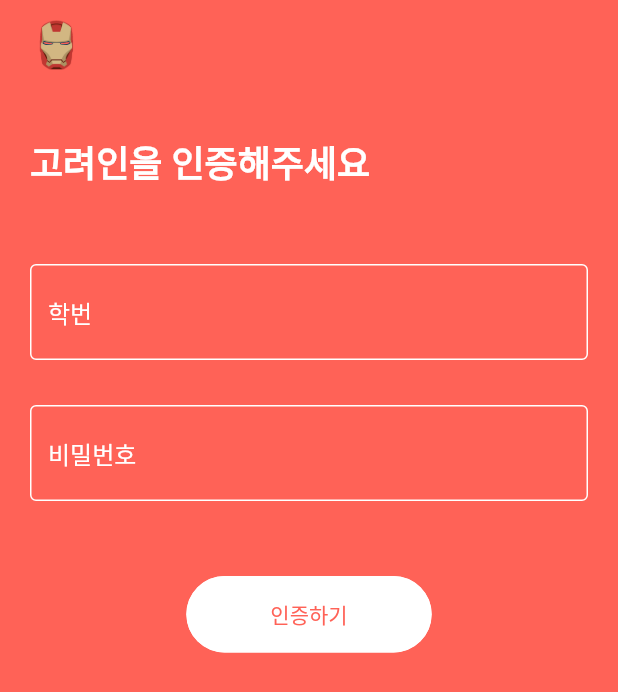
After one commit to govis-2020/govis-app, a Flutter app: the AuthPage screen opened directly, after a tap on "인증하기", on a phone screen of 412 x 824 dp. The commit adds this screen. Shown: the top 692 px of the screen. Run offline on Flutter 3.47's test engine with Material 2 defaults, Android fonts, the phone set to English and light mode, and no system bars; drawn by our look-alikes of flutter_fadein; our stand-ins replace dio, flushbar, flutter_spinkit, google_sign_in, logger, shared_preferences and 3 more; accounts and stored records are empty.

Commit message:
고대 인증 기능 완료

```diff
--- a/lib/page/auth_page.dart
+++ b/lib/page/auth_page.dart
@@ -1,5 +1,6 @@
 import 'package:flutter_fadein/flutter_fadein.dart';
 import 'package:govis/helper.dart';
+import 'package:govis/page/keyword_page.dart';
 
 class AuthPage extends StatefulWidget {
   @override
@@ -8,12 +9,36 @@ class AuthPage extends StatefulWidget {
 
 class _AuthPageState extends State<AuthPage> {
   bool isShow = false;
+  TextEditingController idController;
+  TextEditingController passwordController;
+
+  FocusNode idFocusNode;
+  FocusNode passwordFocusNode;
+
+  LoadingWrapperController loadingController = LoadingWrapperController();
 
   @override
   void initState() {
     super.initState();
 
+    idController = TextEditingController();
+    passwordController = TextEditingController();
+
+    idFocusNode = FocusNode();
+    passwordFocusNode = FocusNode();
+
     showImage();
+  }
+
+  @override
+  void dispose() {
+    idController.dispose();
+    passwordController.dispose();
+
+    idFocusNode.dispose();
+    passwordFocusNode.dispose();
+
+    super.dispose();
   }
 
   showImage() async {
@@ -23,11 +48,30 @@ class _AuthPageState extends State<AuthPage> {
     });
   }
 
+  validHakbun() {
+    loadingController.loadFuture(() async {
+      var res = await dio.postUri(getAuthUri('/'),
+          data: {"id": idController.text, "password": passwordController.text});
+
+      if (res.data) {
+        Navigator.of(context).pushReplacement(
+          MaterialPageRoute(
+            builder: (context) => KeywordPage(),
+          ),
+        );
+      } else {
+        showError("학번 또는 비밀번호가 유효하지 않습니다.", context);
+      }
+    });
+  }
+
   @override
   Widget build(BuildContext context) {
     return Scaffold(
-      resizeToAvoidBottomInset: false,
-      body: Container(
+      body: LoadingWrapper(
+        controller: loadingController,
+        builder: (loading, context) {
+          return Container(
             color: ThemeColor.primary,
             child: SafeArea(
               child: Container(
@@ -36,12 +80,23 @@ class _AuthPageState extends State<AuthPage> {
                 child: Column(
                   children: <Widget>[
                     _buildAppbar(),
+                    Expanded(
+                      child: SingleChildScrollView(
+                        child: Column(
+                          children: <Widget>[
                             SizedBox(height: 30),
                             isShow ? _buildContent() : SizedBox(),
+                            SizedBox(height: 30),
                           ],
                         ),
                       ),
                     ),
+                  ],
+                ),
+              ),
+            ),
+          );
+        },
       ),
     );
   }
@@ -57,6 +112,12 @@ class _AuthPageState extends State<AuthPage> {
             Text("고려인을 인증해주세요").bold().textColor(Colors.white).fontSize(24),
             SizedBox(height: 50),
             TextField(
+              textInputAction: TextInputAction.next,
+              onEditingComplete: () {
+                FocusScope.of(context).requestFocus(passwordFocusNode);
+              },
+              focusNode: idFocusNode,
+              controller: idController,
               decoration: InputDecoration(
                 hintText: "학번",
                 hoverColor: Colors.white,
@@ -71,6 +132,8 @@ class _AuthPageState extends State<AuthPage> {
             ),
             SizedBox(height: 30),
             TextField(
+              controller: passwordController,
+              focusNode: passwordFocusNode,
               obscureText: true,
               keyboardType: TextInputType.visiblePassword,
               decoration: InputDecoration(
@@ -89,7 +152,9 @@ class _AuthPageState extends State<AuthPage> {
             Center(
               child: BaseButton(
                 padding: EdgeInsets.symmetric(horizontal: 40, vertical: 15),
-                onPressed: () {},
+                onPressed: () {
+                  validHakbun();
+                },
                 child: Text("인증하기"),
                 type: BaseButtonType.white,
               ),
--- /dev/null
+++ b/lib/page/keyword_page.dart
@@ -0,0 +1,26 @@
+import 'package:govis/helper.dart';
+
+class KeywordPage extends StatefulWidget {
+  @override
+  _KeywordPageState createState() => _KeywordPageState();
+}
+
+class _KeywordPageState extends State<KeywordPage> {
+  @override
+  Widget build(BuildContext context) {
+    return Scaffold(
+      body: Container(
+        color: ThemeColor.primary,
+        child: SafeArea(
+          child: Container(
+            width: double.infinity,
+            height: double.infinity,
+            child: Column(
+              children: <Widget>[],
+            ),
+          ),
+        ),
+      ),
+    );
+  }
+}
--- a/lib/utils/dio.dart
+++ b/lib/utils/dio.dart
@@ -47,3 +47,10 @@ Uri getUri(String path, [Map<String, String> queryParameters]) {
       ? Uri.http(hostUrl, path, queryParameters)
       : Uri.https(hostUrl, path, queryParameters);
 }
+
+Uri getAuthUri(String path, [Map<String, String> queryParameters]) {
+  // Uri.https(authority, unencodedPath)
+  return bDebug
+      ? Uri.http("52.79.118.67:3005", path, queryParameters)
+      : Uri.https("52.79.118.67:3005", path, queryParameters);
+}
--- /dev/null
+++ b/lib/utils/loading_wrapper.dart
@@ -0,0 +1,99 @@
+import 'package:flutter/material.dart';
+import 'package:logger/logger.dart';
+import 'package:flutter_spinkit/flutter_spinkit.dart';
+
+//유니크 로딩 래퍼
+typedef AsyncFunction = Future<dynamic> Function();
+typedef LoadingBuilder = Widget Function(BuildContext context, bool loading);
+
+class LoadingWrapperController {
+  LoadingWrapperState state;
+  void loadFuture(AsyncFunction asyncFunc,
+      {ValueChanged onCompleted, ValueChanged onError}) {
+    if (state == null) {
+      throw ("State must be not null!");
+    }
+    state.loadFuture(asyncFunc, onCompleted: onCompleted, onError: onError);
+  }
+}
+
+class LoadingWrapper extends StatefulWidget {
+  final LoadingBuilder builder;
+  final LoadingWrapperController controller;
+
+  final Widget loadingWidget;
+
+  LoadingWrapper(
+      {Key key,
+      this.loadingWidget,
+      @required this.controller,
+      @required this.builder})
+      : super(key: key);
+
+  @override
+  LoadingWrapperState createState() => LoadingWrapperState();
+}
+
+class LoadingWrapperState extends State<LoadingWrapper> {
+  bool loading = false;
+
+  @override
+  void initState() {
+    super.initState();
+    widget.controller.state = this;
+  }
+
+  @override
+  Widget build(BuildContext context) {
+    return Stack(
+      children: <Widget>[
+        widget.builder(context, loading),
+        loading
+            ? widget.loadingWidget ??
+                Positioned.fill(
+                  child: Container(
+                    color: Colors.black26,
+                    child: Center(
+                      child: SpinKitChasingDots(
+                        color: Theme.of(context).primaryColor,
+                      ),
+                    ),
+                  ),
+                )
+            : Container()
+      ],
+    );
+  }
+
+  loadFuture(AsyncFunction asyncFunc,
+      {ValueChanged onCompleted, ValueChanged onError}) async {
+    if (loading) {
+      return;
+    }
+    if (mounted) {
+      setState(() {
+        loading = true;
+      });
+    }
+
+    try {
+      var data = await asyncFunc();
+      if (onCompleted != null) {
+        onCompleted(data);
+      }
+    } catch (e) {
+      if (onError != null) {
+        onError(e);
+      } else {
+        var log = Logger();
+        log.e(e);
+      }
+    } finally {
+      if (mounted) {
+        setState(() {
+          loading = false;
+        });
+      }
+    }
+  }
+}
--- a/lib/utils/utils.dart
+++ b/lib/utils/utils.dart
@@ -1,5 +1,6 @@
 export "package:govis/base/base_ink.dart";
 export "package:govis/base/base_button.dart";
+export 'loading_wrapper.dart';
 
 import 'package:flutter/material.dart';
 import 'package:flushbar/flushbar.dart';
```
Lines whose indentation alone changed are shown as unchanged.
